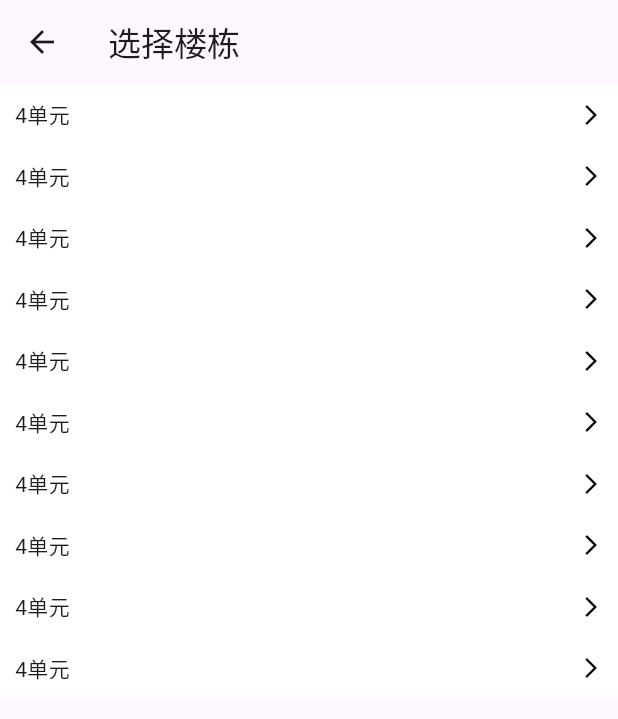
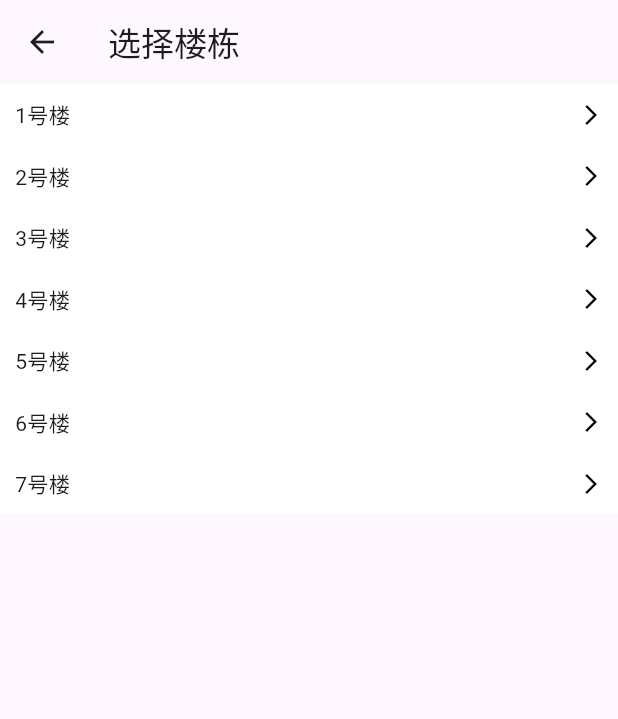
Before and after one commit to 15194481186/test_flutter, a Flutter app: the BuildingList screen opened directly with empty values, on a phone screen of 412 x 824 dp. Shown: the top 719 px of the screen. Run offline on Flutter 3.47's test engine with Material 3 defaults, Android fonts, the phone set to English and light mode, and no system bars; our stand-ins replace dio, event_bus, flutter_html, fluttertoast, geolocator, image_picker and 2 more; accounts and stored records are empty; network calls fail.

Commit message:
选择楼栋-产生随机数据渲染

```diff
--- a/lib/pages/house/building_list.dart
+++ b/lib/pages/house/building_list.dart
@@ -22,8 +22,23 @@ class _RoomListState extends State<BuildingList> {
   @override
   void initState() {
     super.initState();
-    setState(() {
+    fakeData();
+  }
+
+  // 随机产出3-8条数据
+  // 如果数据<5, 则显示单元
+  // 如果数据>=5, 则显示楼栋
+  void fakeData() {
+    // 1. 产生随机数
+    Random random = Random();
+    int size = random.nextInt(6) + 3;
+    // 2. 单元和楼栋
+    String type = size < 5 ? '单元' : '号楼';
+    // 3. 更新
+     setState(() {
       data['point'] = widget.point;
+      data['size'] = size;
+      data['type'] = type;
     });
   }
 
@@ -39,14 +54,14 @@ class _RoomListState extends State<BuildingList> {
                 color: Colors.white,
                 padding: const EdgeInsets.all(10),
                 child: Row(children: [
-                  Expanded(child: Text('${data['point']}4单元')),
+                  Expanded(child: Text('${data['point']}${index+1}${data['type']}')),
                   const Row(children: [
                     Icon(Icons.arrow_forward_ios,
                         size: 16, color: Colors.black),
                   ])
                 ]));
           },
-          itemCount: 10,
+          itemCount: data['size'],
         ));
   }
 }
```
